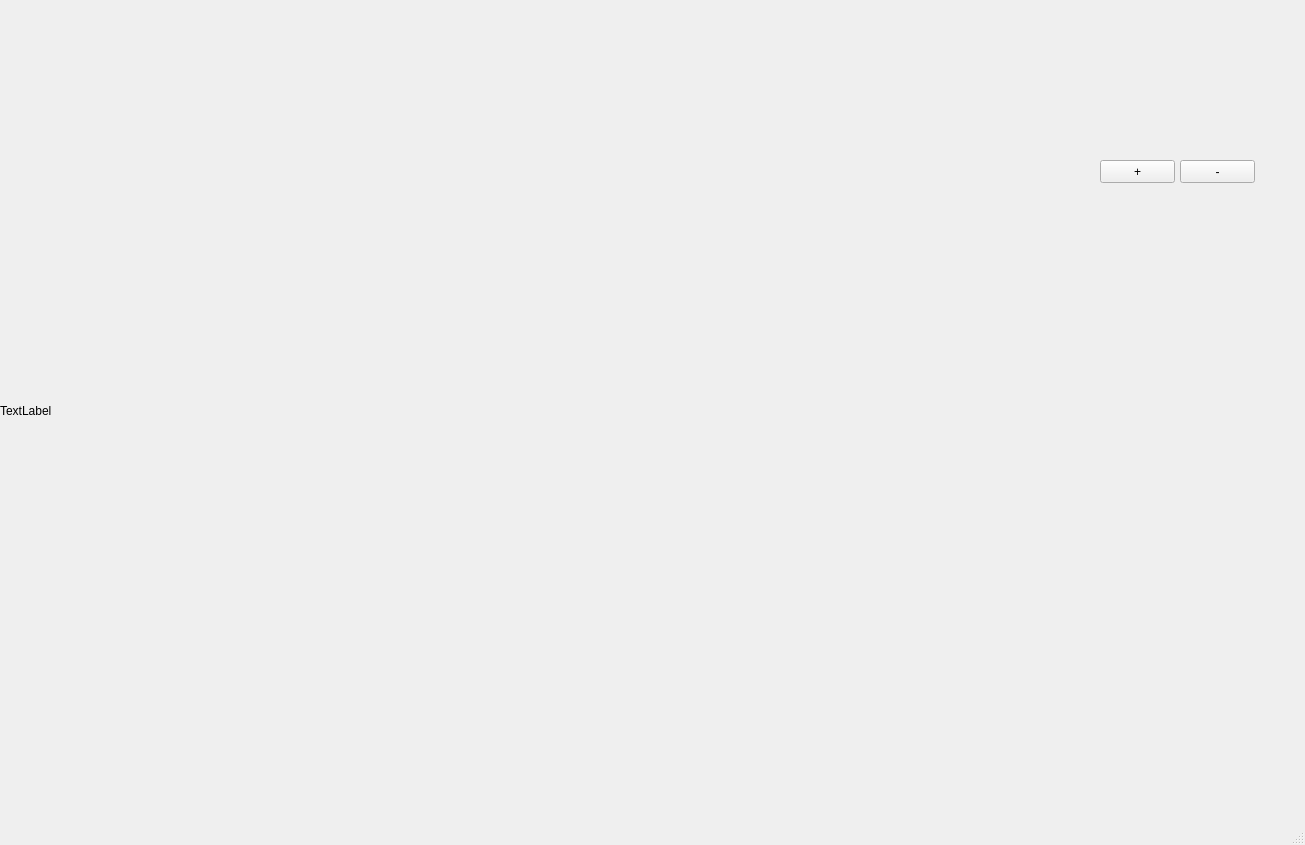
Qt form catiz.ui (aitorfacio/CATIZMockup) before a commit.
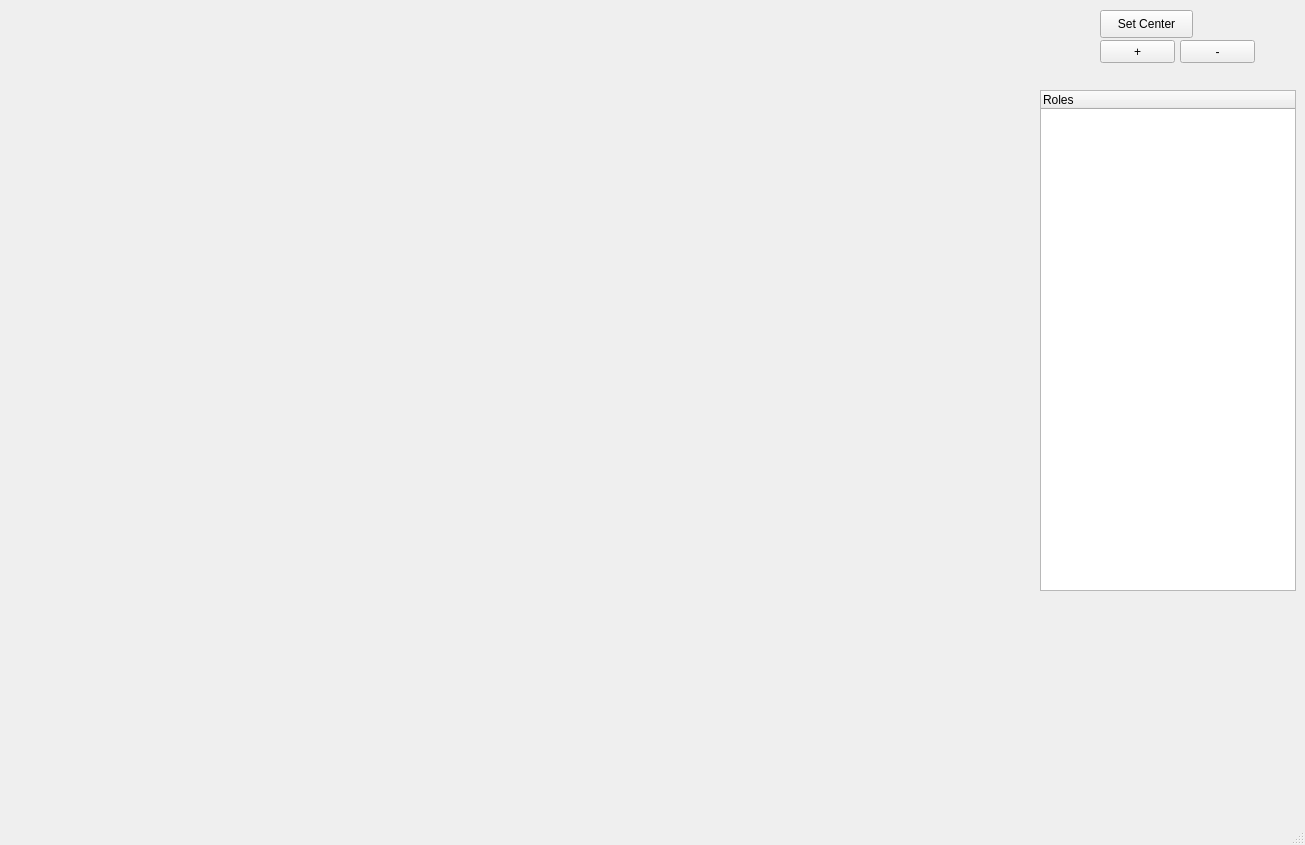
The same form after that commit.

```diff
--- a/catiz.ui
+++ b/catiz.ui
@@ -14,24 +14,11 @@
    <string>MainWindow</string>
   </property>
   <widget class="QWidget" name="centralwidget">
-   <widget class="QLabel" name="tacsit">
-    <property name="geometry">
-     <rect>
-      <x>0</x>
-      <y>40</y>
-      <width>1021</width>
-      <height>741</height>
-     </rect>
-    </property>
-    <property name="text">
-     <string>TextLabel</string>
-    </property>
-   </widget>
    <widget class="QPushButton" name="zoom_in">
     <property name="geometry">
      <rect>
       <x>1100</x>
-      <y>160</y>
+      <y>40</y>
       <width>75</width>
       <height>23</height>
      </rect>
@@ -44,7 +31,7 @@
     <property name="geometry">
      <rect>
       <x>1180</x>
-      <y>160</y>
+      <y>40</y>
       <width>75</width>
       <height>23</height>
      </rect>
@@ -53,6 +40,45 @@
      <string>-</string>
     </property>
    </widget>
+   <widget class="QWidget" name="gridLayoutWidget">
+    <property name="geometry">
+     <rect>
+      <x>0</x>
+      <y>0</y>
+      <width>891</width>
+      <height>721</height>
+     </rect>
+    </property>
+    <layout class="QGridLayout" name="gridLayout"/>
+   </widget>
+   <widget class="QPushButton" name="set_center">
+    <property name="geometry">
+     <rect>
+      <x>1100</x>
+      <y>10</y>
+      <width>93</width>
+      <height>28</height>
+     </rect>
+    </property>
+    <property name="text">
+     <string>Set Center</string>
+    </property>
+   </widget>
+   <widget class="QTreeWidget" name="roles">
+    <property name="geometry">
+     <rect>
+      <x>1040</x>
+      <y>90</y>
+      <width>256</width>
+      <height>501</height>
+     </rect>
+    </property>
+    <column>
+     <property name="text">
+      <string>Roles</string>
+     </property>
+    </column>
+   </widget>
   </widget>
   <widget class="QMenuBar" name="menubar">
    <property name="geometry">
```
Left out of the diff: 2 changed lines with no effect on the pictures.
